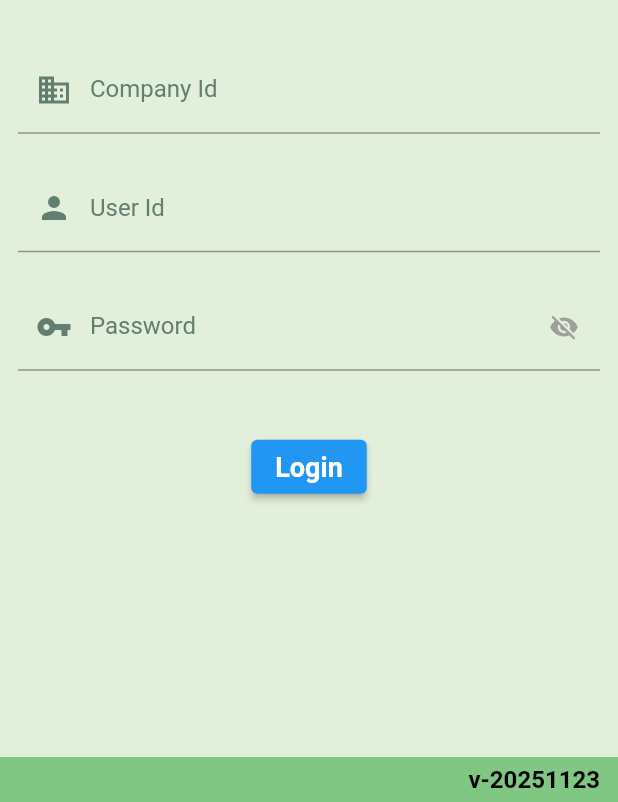
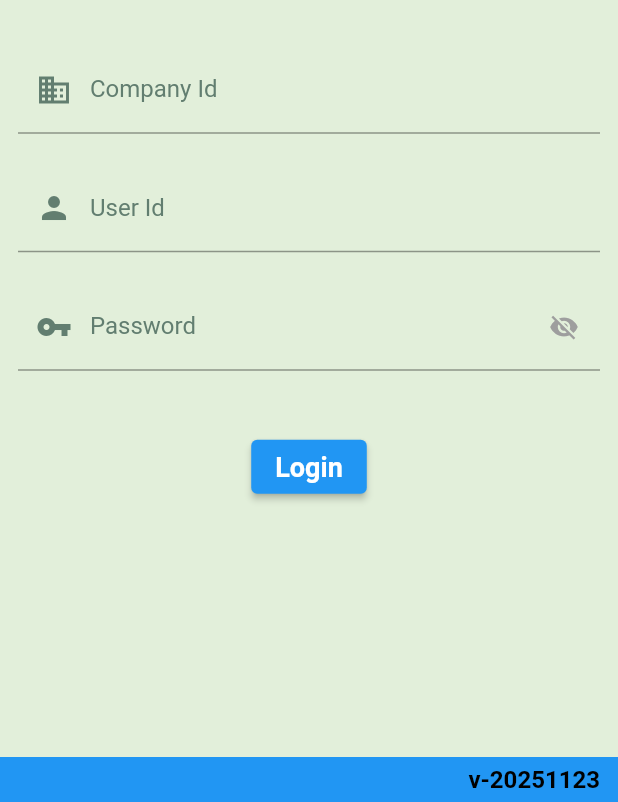
Before and after one commit to abubakar9999/physician, a Flutter app: the screen it shows after launch, on a phone screen of 412 x 824 dp, the part 434-1236 px from its top. Run offline on Flutter 3.47's test engine with Material 3 defaults, Android fonts, the phone set to English and light mode, and no system bars; our stand-ins replace animated_custom_dropdown, animated_text_kit, cached_network_image, connectivity_plus, device_info_plus, dropdown_button2 and 15 more; missing offline and left inert: android_id; accounts and stored records are empty.

Commit message:
App Drawar Change

```diff
--- a/lib/features/pages/loginPage.dart
+++ b/lib/features/pages/loginPage.dart
@@ -385,7 +385,7 @@ class _LoginScreenState extends State<LoginScreen> {
                               child: Container(color: Colors.red, height: 20, width: double.infinity, child: Text(textAlign: TextAlign.center, "Please click here to download new version", style: TextStyle(color: Colors.white))),
                             ),
                           ),
-                      Container(height: 30, alignment: Alignment.centerRight, padding: EdgeInsets.symmetric(horizontal: 12.0), decoration: BoxDecoration(color: Colors.green.shade300), child: Text("$appVersion", style: TextStyle(color: Colors.black, fontSize: 16.0, fontWeight: FontWeight.bold), textAlign: TextAlign.center)),
+                      Container(height: 30, alignment: Alignment.centerRight, padding: EdgeInsets.symmetric(horizontal: 12.0), decoration: BoxDecoration(color: Colors.blue), child: Text("$appVersion", style: TextStyle(color: Colors.black, fontSize: 16.0, fontWeight: FontWeight.bold), textAlign: TextAlign.center)),
                     ],
                   ),
                 ),
```
Also changed, not shown: assets/images/c_logo_1.png.
